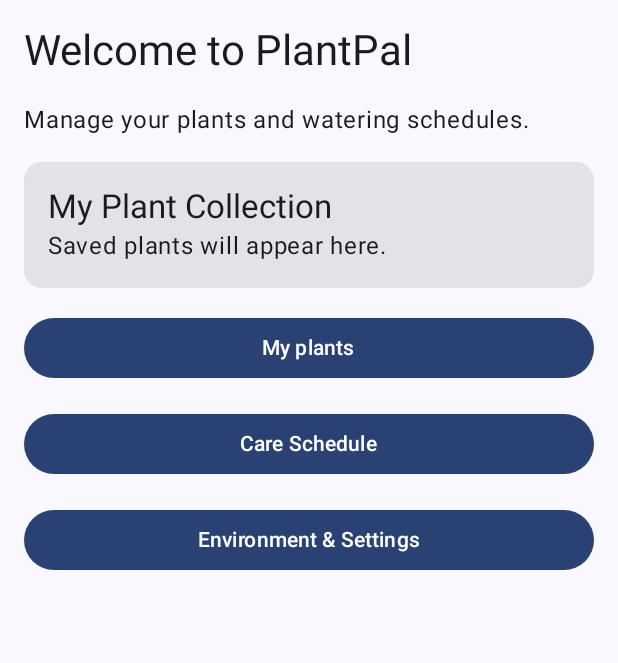
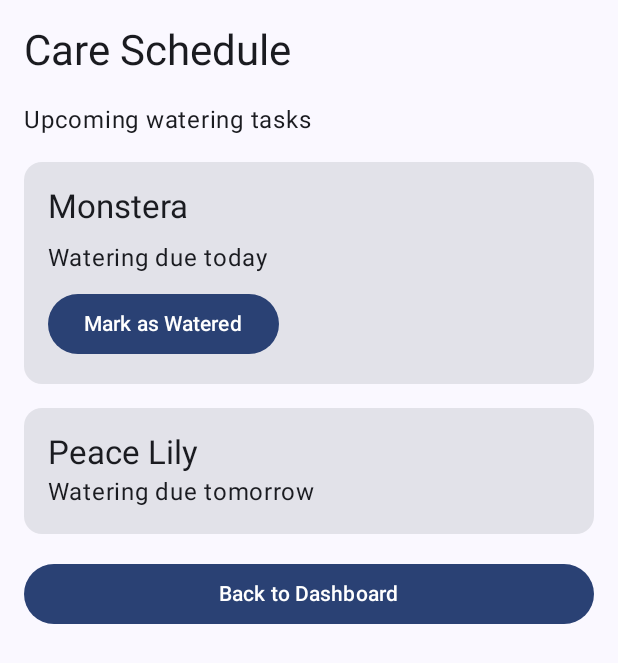
Before and after one commit to S00269936/PlantPal_MobileApplications, an Android app built with Jetpack Compose: the screen it shows after launch (MainActivity), after a tap on "Care Schedule", on a phone screen of 412 x 824 dp. Shown: the top 663 px of the screen. Run offline under Robolectric (Android 15) with nearby library versions, the phone set to English and light mode, and no system bars.

Commit message:
created care schedule screen, can mark plants as watered but will need more functionality in future

```diff
--- a/app/src/main/java/com/example/plantpal/MainActivity.kt
+++ b/app/src/main/java/com/example/plantpal/MainActivity.kt
@@ -16,6 +16,7 @@ import com.example.plantpal.screens.MyPlantsScreen
 import com.example.plantpal.ui.theme.PlantPalTheme
 import com.example.plantpal.screens.PlantDetailsScreen
 import com.example.plantpal.screens.PlantFormScreen
+import com.example.plantpal.screens.CareScheduleScreen
 
 class MainActivity : ComponentActivity() {
 
@@ -38,6 +39,9 @@ class MainActivity : ComponentActivity() {
                             DashboardScreen(
                                 onMyPlantsClick = {
                                     navController.navigate("myplants")
+                                },
+                                onScheduleClick = {
+                                    navController.navigate("careschedule")
                                 }
                             )
                         }
@@ -68,6 +72,13 @@ class MainActivity : ComponentActivity() {
                                 }
                             )
                         }
+                        composable("careschedule") {
+                            CareScheduleScreen(
+                                onBackClick = {
+                                    navController.popBackStack()
+                                }
+                            )
+                        }
                     }
                 }
             }
--- /dev/null
+++ b/app/src/main/java/com/example/plantpal/screens/CareScheduleScreen.kt
@@ -0,0 +1,70 @@
+package com.example.plantpal.screens
+
+import androidx.compose.foundation.layout.*
+import androidx.compose.material3.*
+import androidx.compose.runtime.*
+import androidx.compose.ui.Modifier
+import androidx.compose.ui.unit.dp
+
+@Composable
+fun CareScheduleScreen(
+    onBackClick: () -> Unit
+) {
+    var watered by remember { mutableStateOf(false) }
+    Column(
+        modifier = Modifier
+            .fillMaxSize()
+            .padding(16.dp),
+        verticalArrangement = Arrangement.spacedBy(16.dp)
+    ) {
+        Text(
+            text = "Care Schedule",
+            style = MaterialTheme.typography.headlineMedium
+        )
+        Text("Upcoming watering tasks")
+        Card(
+            modifier = Modifier.fillMaxWidth()
+        ) {
+            Column(
+                modifier = Modifier.padding(16.dp),
+                verticalArrangement = Arrangement.spacedBy(8.dp)
+            ) {
+                Text(
+                    text = "Monstera",
+                    style = MaterialTheme.typography.titleLarge
+                )
+                if (watered) {
+                    Text("Watering completed")
+                }else {
+                    Text("Watering due today")
+                }
+                Button(
+                    onClick = { watered = true },
+                    enabled = !watered
+                ) {
+                    Text("Mark as Watered")
+                }
+            }
+        }
+        Card(
+            modifier = Modifier.fillMaxWidth()
+        ) {
+            Column(
+                modifier = Modifier.padding(16.dp)
+            ) {
+                Text(
+                    text = "Peace Lily",
+                    style = MaterialTheme.typography.titleLarge
+                )
+
+                Text("Watering due tomorrow")
+            }
+        }
+        Button(
+            onClick = onBackClick,
+            modifier = Modifier.fillMaxWidth()
+        ) {
+            Text("Back to Dashboard")
+        }
+    }
+}
--- a/app/src/main/java/com/example/plantpal/screens/DashboardScreen.kt
+++ b/app/src/main/java/com/example/plantpal/screens/DashboardScreen.kt
@@ -8,7 +8,8 @@ import androidx.compose.ui.unit.dp
 
 @Composable
 fun DashboardScreen(
-    onMyPlantsClick: () -> Unit
+    onMyPlantsClick: () -> Unit,
+    onScheduleClick: () -> Unit
 ) {
     Column(
         modifier = Modifier.fillMaxSize()
@@ -43,7 +44,7 @@ fun DashboardScreen(
             Text("My plants")
         }
         Button(
-            onClick = {},
+            onClick = onScheduleClick,
             modifier = Modifier.fillMaxWidth()
         ) {
             Text("Care Schedule")
```
